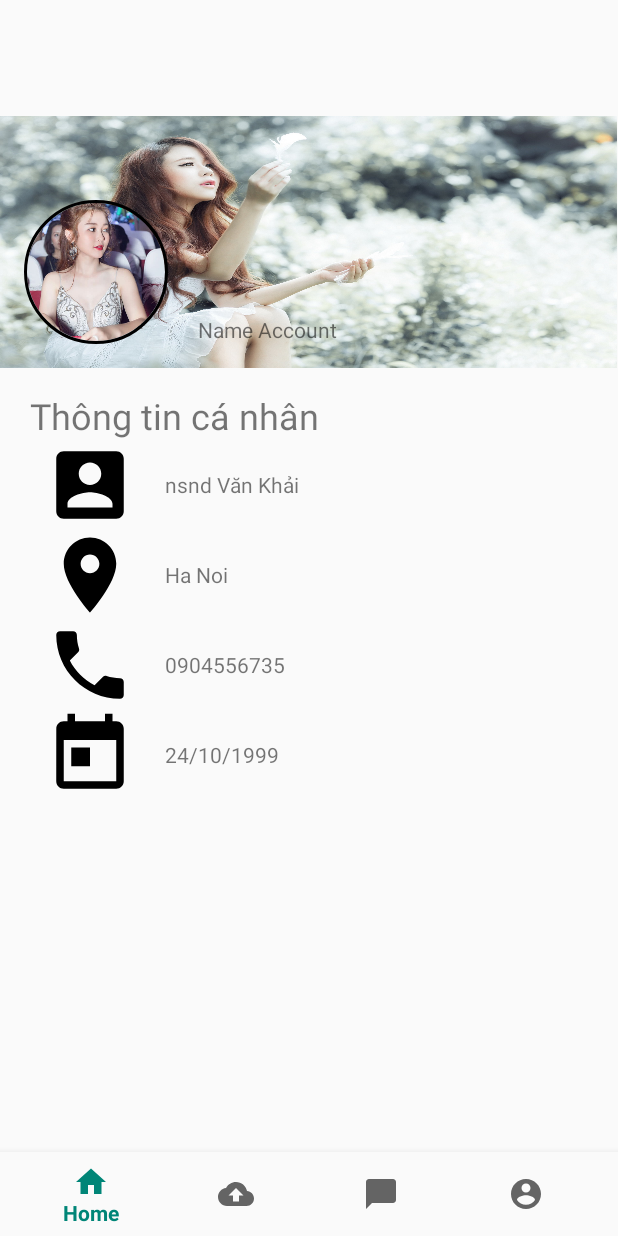
After one commit to nguyenkhaik58utc/BaiTapAndroid, an Android app: the fragment fragment_details placed in its activity, on a phone screen of 412 x 824 dp. The commit adds this screen. Run offline under Robolectric (Android 15) with nearby library versions, the phone set to English and light mode, and no system bars; our stand-ins replace CircleImageView; 1 statement that could not run was skipped.

Commit message:
khai update profire User

```diff
--- a/app/src/main/java/com/example/bigexample/Base.java
+++ b/app/src/main/java/com/example/bigexample/Data/Base.java
@@ -1,4 +1,4 @@
-package com.example.bigexample;
+package com.example.bigexample.Data;
 
 import android.content.Context;
 import android.content.res.Resources;
@@ -8,6 +8,7 @@ import android.view.ViewGroup;
 import android.widget.BaseAdapter;
 import android.widget.TextView;
 
+import com.example.bigexample.R;
 import com.example.bigexample.models.RowPost;
 
 import java.util.ArrayList;
@@ -17,7 +18,7 @@ public class Base extends BaseAdapter {
     ArrayList<RowPost> list;
     Context context;
 
-    Base(Context c) {
+    public Base(Context c) {
         context = c;
         list = new ArrayList<RowPost>();
         Resources resources = c.getResources();
--- a/app/src/main/java/com/example/bigexample/HomePages.java
+++ b/app/src/main/java/com/example/bigexample/HomePages.java
@@ -5,26 +5,58 @@ import android.os.Bundle;
 import android.view.LayoutInflater;
 import android.view.View;
 import android.view.ViewGroup;
-import android.widget.AdapterView;
+import android.widget.ArrayAdapter;
 import android.widget.ListView;
 
 import androidx.annotation.NonNull;
 import androidx.annotation.Nullable;
 import androidx.fragment.app.Fragment;
 
+import com.example.bigexample.models.Post;
+
+import java.util.ArrayList;
+
 import static com.example.bigexample.R.layout.home_pages;
 
 public class HomePages extends Fragment {
 
+    ListView lst;
+    String[] nameUserPost = {"chim sẻ", "nsnd văn ver", "hải mario"};
+    int[] imgUserPost = {R.drawable.ribi, R.drawable.ribi, R.drawable.ribi};
+    String[] addressPost = {"12 Dương Quảng Hàm", "đam phượng", "nam định"};
+    String[] phoneUserPost = {"1000", "2000-2500", "1200"};
+    String[] describe = {"khép kín, giường, tử, nóng lạnh,..", "khép kín, giường, tử, nóng lạnh,..", "khép kín, giường, tử, nóng lạnh,.."};
+    int[] imageAddress = {R.drawable.ribi, R.drawable.button_focused, R.drawable.custom_button};
+    ArrayAdapter<String> adapter;
 
     @Nullable
     @Override
     public View onCreateView(@NonNull LayoutInflater inflater, @Nullable ViewGroup container, @Nullable Bundle savedInstanceState) {
         View view = inflater.inflate(home_pages, container, false);
 
+//        final CustomAdapter adapter = new CustomAdapter(getActivity(), getNewPost());
+//        lst.setAdapter(adapter);
+//        lst.setOnItemClickListener(new AdapterView.OnItemClickListener() {
+//            @Override
+//            public void onItemClick(AdapterView<?> parent, View view, int position, long id) {
+//                ProfireUser profireUser = new ProfireUser();
+//                FragmentTransaction transaction = getFragmentManager().beginTransaction();
+//                transaction.replace(R.id.fragment_container, profireUser);
+//                transaction.commit();
+//            }
+//        });
         return view;
     }
 
+    public ArrayList<Post> getNewPost() {
+        ArrayList<Post> posts = new ArrayList<Post>();
 
+        Post p;
+        for (int i = 0; i <= imgUserPost.length - 1; i++) {
+            p = new Post(imgUserPost[i], nameUserPost[i], addressPost[i], phoneUserPost[i], describe[i], imageAddress[i]);
+            posts.add(p);
+        }
+        return posts;
+    }
 
 }
--- /dev/null
+++ b/app/src/main/java/com/example/bigexample/fragment_details.java
@@ -0,0 +1,48 @@
+package com.example.bigexample;
+
+
+import android.os.Bundle;
+import android.view.LayoutInflater;
+import android.view.View;
+import android.view.ViewGroup;
+import android.widget.ImageView;
+import android.widget.TextView;
+
+import androidx.fragment.app.Fragment;
+
+
+/**
+ * A simple {@link Fragment} subclass.
+ */
+public class fragment_details extends Fragment {
+
+    private ImageView imgCall;
+    private TextView nameUserDetails;
+    private ImageView imageUserDetails;
+
+    public fragment_details() {
+        // Required empty public constructor
+    }
+
+
+    @Override
+    public View onCreateView(LayoutInflater inflater, ViewGroup container,
+                             Bundle savedInstanceState) {
+        // Inflate the layout for this fragment
+        final View view = inflater.inflate(R.layout.fragment_details, container, false);
+        imgCall = view.findViewById(R.id.imagePhoneDetails);
+        imageUserDetails = view.findViewById(R.id.imageUserDetails);
+        nameUserDetails = view .findViewById(R.id.nameUserDetails);
+        Bundle bundle = getArguments();
+        nameUserDetails.setText(bundle.getString("nameUserPost"));
+        imgCall.setOnClickListener(new View.OnClickListener() {
+            @Override
+            public void onClick(View v) {
+                CallPopup callPopup = new CallPopup();
+                callPopup.show(getFragmentManager(), "CallPopup");
+            }
+        });
+        return view;
+    }
+
+}
--- /dev/null
+++ b/app/src/main/res/layout/fragment_details.xml
@@ -0,0 +1,160 @@
+<?xml version="1.0" encoding="utf-8"?>
+<androidx.constraintlayout.widget.ConstraintLayout xmlns:android="http://schemas.android.com/apk/res/android"
+    xmlns:app="http://schemas.android.com/apk/res-auto"
+    xmlns:tools="http://schemas.android.com/tools"
+    android:layout_width="match_parent"
+    android:layout_height="match_parent">
+
+    <androidx.constraintlayout.widget.ConstraintLayout
+        android:id="@+id/headerDetails"
+        android:layout_width="411dp"
+        android:layout_height="168dp"
+        android:background="@drawable/image_background"
+        app:layout_constraintStart_toStartOf="parent"
+        app:layout_constraintTop_toTopOf="parent">
+
+        <de.hdodenhof.circleimageview.CircleImageView
+            android:id="@+id/imageUserDetails"
+            android:layout_width="96dp"
+            android:layout_height="96dp"
+            android:layout_marginBottom="16dp"
+            android:layout_marginLeft="16dp"
+            android:src="@drawable/ribi"
+            app:civ_border_color="#FF000000"
+            app:civ_border_width="2dp"
+            app:layout_constraintBottom_toBottomOf="parent"
+            app:layout_constraintStart_toStartOf="parent" />
+
+        <TextView
+            android:id="@+id/nameUserDetails"
+            android:layout_width="wrap_content"
+            android:layout_height="wrap_content"
+            android:layout_marginLeft="20dp"
+            android:layout_marginBottom="16dp"
+            android:text="Name Account"
+            app:layout_constraintBottom_toBottomOf="parent"
+            app:layout_constraintLeft_toRightOf="@+id/imageUserDetails" />
+    </androidx.constraintlayout.widget.ConstraintLayout>
+
+    <LinearLayout
+        android:layout_width="match_parent"
+        android:layout_height="wrap_content"
+        android:orientation="vertical"
+        app:layout_constraintStart_toStartOf="parent"
+        app:layout_constraintTop_toBottomOf="@id/headerDetails">
+
+        <LinearLayout
+            android:layout_width="match_parent"
+            android:layout_height="wrap_content">
+
+            <TextView
+                android:layout_width="match_parent"
+                android:layout_height="match_parent"
+                android:text="Thông tin cá nhân"
+                android:textSize="24dp"
+                android:paddingLeft="20dp"
+                android:layout_marginTop="15dp" />
+        </LinearLayout>
+
+        <androidx.constraintlayout.widget.ConstraintLayout
+            android:layout_width="match_parent"
+            android:layout_height="wrap_content"
+            android:textSize="24dp">
+
+            <ImageView
+                android:id="@+id/imageNameDetails"
+                android:layout_width="60dp"
+
+                android:layout_height="60dp"
+                android:layout_marginStart="30dp"
+                android:src="@drawable/ic_account_box_black_24dp"
+                app:layout_constraintBottom_toBottomOf="parent"
+                app:layout_constraintStart_toStartOf="parent" />
+
+            <TextView
+                android:layout_width="wrap_content"
+                android:layout_height="wrap_content"
+                android:layout_marginStart="20dp"
+                android:layout_marginTop="20dp"
+                android:text="nsnd Văn Khải"
+                app:layout_constraintStart_toEndOf="@+id/imageNameDetails"
+                app:layout_constraintTop_toTopOf="parent" />
+        </androidx.constraintlayout.widget.ConstraintLayout>
+
+        <androidx.constraintlayout.widget.ConstraintLayout
+            android:layout_width="match_parent"
+            android:layout_height="wrap_content"
+            android:textSize="24dp">
+
+            <ImageView
+                android:id="@+id/imageAddressDetails"
+                android:layout_width="60dp"
+
+                android:layout_height="60dp"
+                android:layout_marginStart="30dp"
+                android:src="@drawable/ic_place_black_24dp"
+                app:layout_constraintBottom_toBottomOf="parent"
+                app:layout_constraintStart_toStartOf="parent" />
+
+            <TextView
+                android:layout_width="wrap_content"
+                android:layout_height="wrap_content"
+                android:layout_marginStart="20dp"
+                android:layout_marginTop="20dp"
+                android:text="Ha Noi"
+                app:layout_constraintStart_toEndOf="@+id/imageAddressDetails"
+                app:layout_constraintTop_toTopOf="parent" />
+        </androidx.constraintlayout.widget.ConstraintLayout>
+
+        <androidx.constraintlayout.widget.ConstraintLayout
+            android:layout_width="match_parent"
+            android:layout_height="wrap_content"
+            android:textSize="24dp">
+
+            <ImageView
+                android:id="@+id/imagePhoneDetails"
+                android:layout_width="60dp"
+
+                android:layout_height="60dp"
+                android:layout_marginStart="30dp"
+                android:src="@drawable/ic_call_black_24dp"
+                app:layout_constraintBottom_toBottomOf="parent"
+                app:layout_constraintStart_toStartOf="parent" />
+
+            <TextView
+                android:layout_width="wrap_content"
+                android:layout_height="wrap_content"
+                android:layout_marginStart="20dp"
+                android:layout_marginTop="20dp"
+                android:text="0904556735"
+                app:layout_constraintStart_toEndOf="@+id/imagePhoneDetails"
+                app:layout_constraintTop_toTopOf="parent" />
+        </androidx.constraintlayout.widget.ConstraintLayout>
+
+        <androidx.constraintlayout.widget.ConstraintLayout
+            android:layout_width="match_parent"
+            android:layout_height="wrap_content"
+            android:textSize="24dp">
+
+            <ImageView
+                android:id="@+id/imageBordDetails"
+                android:layout_width="60dp"
+
+                android:layout_height="60dp"
+                android:layout_marginStart="30dp"
+                android:src="@drawable/ic_today_black_24dp"
+                app:layout_constraintBottom_toBottomOf="parent"
+                app:layout_constraintStart_toStartOf="parent" />
+
+            <TextView
+                android:layout_width="wrap_content"
+                android:layout_height="wrap_content"
+                android:layout_marginStart="20dp"
+                android:layout_marginTop="20dp"
+                android:text="24/10/1999"
+                app:layout_constraintStart_toEndOf="@+id/imageBordDetails"
+                app:layout_constraintTop_toTopOf="parent" />
+        </androidx.constraintlayout.widget.ConstraintLayout>
+    </LinearLayout>
+
+</androidx.constraintlayout.widget.ConstraintLayout>
```
Also changed, not shown: app/src/main/java/com/example/bigexample/AccountPages.java (+15 -8 lines), app/src/main/java/com/example/bigexample/FragmentHome.java (+16 -10 lines), app/src/main/java/com/example/bigexample/ProfireUser.java (+44 -1 lines), app/src/main/java/com/example/bigexample/fragment_content_post.java (added, +86 -0 lines), app/src/main/java/com/example/bigexample/fragment_image_popup.java (added, +28 -0 lines), app/src/main/java/com/example/bigexample/models/Post.java (added, +71 -0 lines), app/src/main/res/layout/fragment_content_post.xml (added, +134 -0 lines), app/src/main/res/layout/fragment_image_popup.xml (added, +15 -0 lines), app/src/main/res/layout/profire_user.xml (+7 -7 lines), app/src/main/res/menu/bottom_navigation_profireuser.xml (+4 -4 lines).
